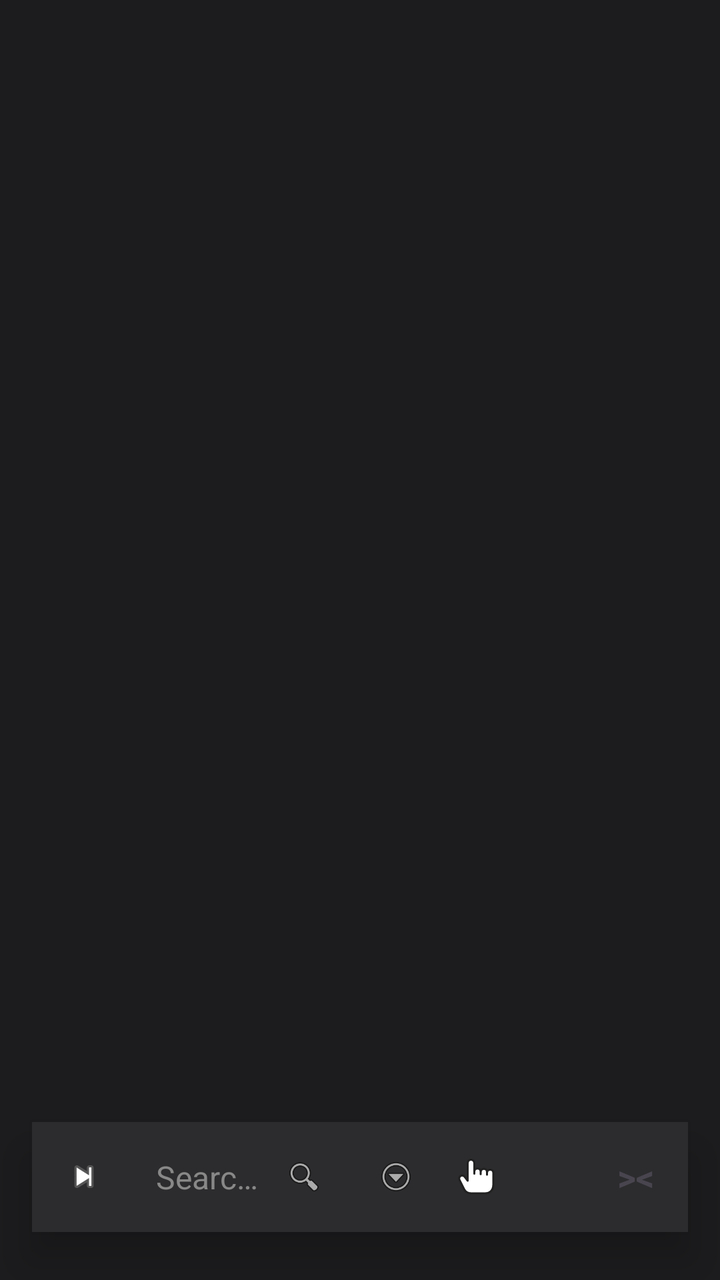
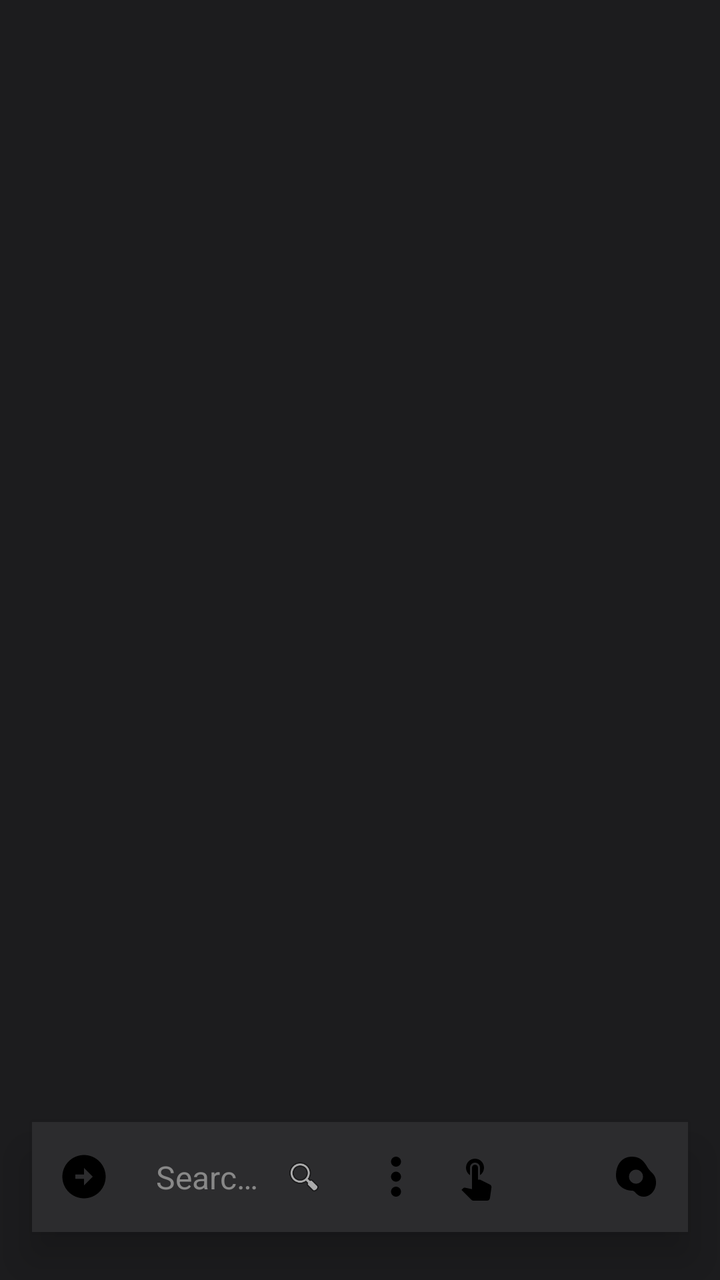

An Android layout rendered at two revisions. The XML below is the earlier revision; the diff shows what the commit changed to produce the second picture.
<!-- AndroidManifest.xml: application theme Theme.OwnPhotoONWall -->
<!-- res/layout/activity_private_browser.xml -->
<?xml version="1.0" encoding="utf-8"?>

<RelativeLayout xmlns:android="http://schemas.android.com/apk/res/android"
    xmlns:app="http://schemas.android.com/apk/res-auto"
    xmlns:tools="http://schemas.android.com/tools"
    android:id="@+id/browserRoot"
    android:layout_width="match_parent"
    android:layout_height="match_parent"
    android:background="#1C1C1E"
    tools:ignore="HardcodedText,Autofill,ContentDescription">

    <ProgressBar
        android:id="@+id/browserProgressBar"
        style="?android:attr/progressBarStyleHorizontal"
        android:layout_width="match_parent"
        android:layout_height="3dp"
        android:layout_alignParentTop="true"
        android:progressDrawable="@drawable/modern_button"
        android:visibility="gone"
        android:elevation="2dp" />

    <FrameLayout
        android:id="@+id/webViewContainer"
        android:layout_width="match_parent"
        android:layout_height="match_parent"
        android:layout_below="@id/browserProgressBar" />

    <LinearLayout
        android:id="@+id/homeOverlay"
        android:layout_width="match_parent"
        android:layout_height="match_parent"
        android:orientation="vertical"
        android:paddingStart="16dp"
        android:paddingEnd="16dp"
        android:paddingTop="20dp"
        android:paddingBottom="100dp"
        android:background="#1C1C1E"
        android:visibility="visible"
        android:elevation="4dp">

        <LinearLayout
            android:layout_width="match_parent"
            android:layout_height="wrap_content"
            android:orientation="horizontal"
            android:gravity="center_vertical"
            android:layout_marginBottom="16dp"
            android:layout_marginHorizontal="6dp">

            <TextView
                android:id="@+id/tvHomeTitle"
                android:layout_width="wrap_content"
                android:layout_height="wrap_content"
                android:visibility="gone"/>

            <FrameLayout
                android:id="@+id/scrollingLandscapeContainer"
                android:layout_width="0dp"
                android:layout_weight="1"
                android:layout_height="44dp"
                android:layout_marginStart="12dp"/>
        </LinearLayout>

        <ScrollView
            android:layout_width="match_parent"
            android:layout_height="0dp"
            android:layout_weight="1"
            android:scrollbars="none">

            <GridLayout
                android:id="@+id/homeShortcutList"
                android:layout_width="match_parent"
                android:layout_height="wrap_content"
                android:columnCount="2"
                android:alignmentMode="alignMargins" />
        </ScrollView>
    </LinearLayout>

    <LinearLayout
        android:id="@+id/searchCapsule"
        android:layout_width="match_parent"
        android:layout_height="wrap_content"
        android:minHeight="55dp"
        android:layout_alignParentBottom="true"
        android:layout_marginHorizontal="16dp"
        android:layout_marginBottom="24dp"
        android:background="#2C2C2E"
        android:orientation="horizontal"
        android:gravity="center_vertical"
        android:elevation="12dp"
        android:paddingHorizontal="6dp"
        android:animateLayoutChanges="true">

        <ImageView
            android:id="@+id/btnVideoPlayPause"
            android:layout_width="40dp"
            android:layout_height="40dp"
            android:padding="10dp"
            android:src="@android:drawable/ic_media_pause"
            android:background="?selectableItemBackgroundBorderless"
            android:visibility="gone"/>

        <ImageView
            android:id="@+id/btnVideoHide"
            android:layout_width="40dp"
            android:layout_height="40dp"
            android:padding="10dp"
            android:src="@drawable/ic_dotted_square"
            android:background="?selectableItemBackgroundBorderless"
            android:visibility="gone"/>

        <ImageView
            android:id="@+id/btnVideoMute"
            android:layout_width="40dp"
            android:layout_height="40dp"
            android:padding="10dp"
            android:src="@android:drawable/ic_lock_silent_mode_off"
            android:background="?selectableItemBackgroundBorderless"
            android:visibility="gone"/>

        <ImageView
            android:id="@+id/btnBrowserFront"
            android:layout_width="40dp"
            android:layout_height="40dp"
            android:padding="10dp"
            android:src="@android:drawable/ic_media_next"
            android:background="?selectableItemBackgroundBorderless"/>

        <LinearLayout
            android:id="@+id/urlInputContainer"
            android:layout_width="0dp"
            android:layout_height="wrap_content"
            android:minHeight="43dp"
            android:layout_weight="1"
            android:layout_marginVertical="6dp"
            android:layout_marginHorizontal="4dp"
            android:orientation="horizontal"
            android:gravity="center_vertical"
            android:paddingStart="12dp"
            android:paddingEnd="4dp">

            <EditText
                android:id="@+id/etSearchUrl"
                android:layout_width="0dp"
                android:layout_height="wrap_content"
                android:minHeight="43dp"
                android:layout_weight="1"
                android:background="@null"
                android:hint="Search here"
                android:textColorHint="#888888"
                android:textColor="#FFFFFF"
                android:textSize="16sp"
                android:maxLines="1"
                android:ellipsize="end"
                android:imeOptions="actionGo"
                android:inputType="textUri" />

            <FrameLayout
                android:layout_width="36dp"
                android:layout_height="36dp">

                <ImageView
                    android:id="@+id/btnBrowserGo"
                    android:layout_width="match_parent"
                    android:layout_height="match_parent"
                    android:padding="8dp"
                    android:src="@android:drawable/ic_menu_search"
                    android:background="?selectableItemBackgroundBorderless"/>

                <ProgressBar
                    android:id="@+id/pageLoadIndicator"
                    android:layout_width="match_parent"
                    android:layout_height="match_parent"
                    android:indeterminate="true"
                    android:indeterminateTint="#00E676"
                    android:padding="2dp"
                    android:visibility="gone" />
            </FrameLayout>

        </LinearLayout>

        <ImageView
            android:id="@+id/btnBrowserMenu"
            android:layout_width="40dp"
            android:layout_height="40dp"
            android:padding="10dp"
            android:src="@android:drawable/ic_menu_more"
            android:background="?selectableItemBackgroundBorderless"/>

        <FrameLayout
            android:id="@+id/btnAutoScroll"
            android:layout_width="40dp"
            android:layout_height="40dp"
            android:background="?selectableItemBackgroundBorderless">

            <ImageView
                android:id="@+id/ivAutoScrollIcon"
                android:layout_width="match_parent"
                android:layout_height="match_parent"
                android:padding="10dp"
                android:src="@drawable/ic_hand_gesture" />

            <ProgressBar
                android:id="@+id/autoActionIndicator"
                android:layout_width="match_parent"
                android:layout_height="match_parent"
                android:indeterminate="true"
                android:indeterminateTint="#00E676"
                android:padding="2dp"
                android:visibility="gone" />
        </FrameLayout>

        <FrameLayout
            android:id="@+id/btnManageTabs"
            android:layout_width="40dp"
            android:layout_height="40dp"
            android:background="?selectableItemBackgroundBorderless">

            <View
                android:id="@+id/tabBoxOutline"
                android:layout_width="22dp"
                android:layout_height="22dp"
                android:layout_gravity="center" />

            <TextView
                android:id="@+id/tvTabCount"
                android:layout_width="wrap_content"
                android:layout_height="wrap_content"
                android:layout_gravity="center"
                android:textSize="12sp"
                android:textStyle="bold"
                android:includeFontPadding="false" />
        </FrameLayout>

        <TextView
            android:id="@+id/btnFullscreenToggle"
            android:layout_width="40dp"
            android:layout_height="40dp"
            android:text=">&lt;"
            android:textSize="18sp"
            android:textStyle="bold"
            android:gravity="center"
            android:background="?selectableItemBackgroundBorderless"/>

        <ImageView
            android:id="@+id/btnDismissSearch"
            android:layout_width="40dp"
            android:layout_height="40dp"
            android:padding="10dp"
            android:src="@drawable/ic_arrow_down"
            android:background="?selectableItemBackgroundBorderless"
            android:visibility="gone"/>
    </LinearLayout>

    <LinearLayout
        android:id="@+id/tabsOverlay"
        android:layout_width="match_parent"
        android:layout_height="match_parent"
        android:orientation="vertical"
        android:background="#1E1A18"
        android:visibility="gone"
        android:elevation="20dp"
        android:padding="16dp">

        <RelativeLayout
            android:layout_width="match_parent"
            android:layout_height="wrap_content"
            android:layout_marginBottom="16dp">

            <TextView
                android:id="@+id/btnAddNewTab"
                android:layout_width="60dp"
                android:layout_height="40dp"
                android:text="+"
                android:textSize="24sp"
                android:textColor="#000000"
                android:textStyle="bold"
                android:gravity="center"
                android:includeFontPadding="false"
                android:padding="0dp"
                android:layout_alignParentStart="true"
                android:background="@drawable/modern_button"
                android:backgroundTint="#FFB59F"/>

            <ImageView
                android:id="@+id/btnCloseTabsOverlay"
                android:layout_width="40dp"
                android:layout_height="40dp"
                android:src="@android:drawable/ic_menu_close_clear_cancel"
                android:layout_alignParentEnd="true"
                android:layout_centerVertical="true"
                app:tint="#FFFFFF"/>
        </RelativeLayout>

        <ScrollView
            android:layout_width="match_parent"
            android:layout_height="match_parent"
            android:scrollbars="none">
            <GridLayout
                android:id="@+id/tabsGrid"
                android:layout_width="match_parent"
                android:layout_height="wrap_content"
                android:columnCount="2"
                android:alignmentMode="alignMargins"/>
        </ScrollView>
    </LinearLayout>

    <LinearLayout
        android:id="@+id/downloadsOverlay"
        android:layout_width="match_parent"
        android:layout_height="match_parent"
        android:orientation="vertical"
        android:background="#1E1A18"
        android:visibility="gone"
        android:elevation="20dp"
        android:padding="16dp">

        <RelativeLayout
            android:layout_width="match_parent"
            android:layout_height="wrap_content"
            android:layout_marginBottom="24dp">

            <TextView
                android:id="@+id/tvDownloadsTitle"
                android:layout_width="wrap_content"
                android:layout_height="wrap_content"
                android:text="Downloads"
                android:textSize="24sp"
                android:textStyle="bold"
                android:textColor="#FFFFFF"/>

            <ImageView
                android:id="@+id/btnCloseDownloadsOverlay"
                android:layout_width="32dp"
                android:layout_height="32dp"
                android:src="@android:drawable/ic_menu_close_clear_cancel"
                android:layout_alignParentEnd="true"
                android:layout_centerVertical="true"
                app:tint="#FFFFFF"/>
        </RelativeLayout>

        <LinearLayout
            android:layout_width="match_parent"
            android:layout_height="wrap_content"
            android:orientation="horizontal"
            android:layout_marginBottom="16dp">

            <TextView
                android:id="@+id/btnAllDownloads"
                android:layout_width="wrap_content"
                android:layout_height="wrap_content"
                android:minHeight="36dp"
                android:minWidth="80dp"
                android:text="All"
                android:textColor="#FFFFFF"
                android:textSize="14sp"
                android:textStyle="bold"
                android:gravity="center"
                android:paddingHorizontal="24dp"
                android:paddingVertical="8dp"
                android:background="@drawable/modern_button"
                android:backgroundTint="#3D322F" />
        </LinearLayout>

        <ScrollView
            android:layout_width="match_parent"
            android:layout_height="match_parent"
            android:scrollbars="none">

            <LinearLayout
                android:id="@+id/downloadsList"
                android:layout_width="match_parent"
                android:layout_height="wrap_content"
                android:orientation="vertical"/>
        </ScrollView>
    </LinearLayout>

</RelativeLayout>
<!-- resources referenced by this layout -->
<resources>
  <!-- drawable ic_hand_gesture (drawable) -->
  <?xml version="1.0" encoding="utf-8"?>
  <vector xmlns:android="http://schemas.android.com/apk/res/android"
      android:width="24dp"
      android:height="24dp"
      android:viewportWidth="24"
      android:viewportHeight="24">
  
      <path
          android:fillColor="#FFFFFF"
          android:strokeColor="#222222"
          android:strokeWidth="1.25"
          android:strokeLineCap="round"
          android:strokeLineJoin="round"
          android:pathData="
              M9.0,22.0
  
              C7.2,22.0 5.7,21.1 4.9,19.6
  
              L2.1,14.0
              C1.6,13.0 2.0,11.9 2.9,11.5
              C3.7,11.1 4.7,11.4 5.3,12.2
  
              L7.0,14.4
              L7.0,4.0
  
              C7.0,2.7 7.8,1.8 9.0,1.8
              C10.2,1.8 11.0,2.7 11.0,4.0
  
              L11.0,10.2
  
              L11.0,9.0
              C11.0,7.9 11.8,7.1 12.9,7.1
              C14.0,7.1 14.8,7.9 14.8,9.0
              L14.8,10.5
  
              L14.8,9.2
              C14.8,8.1 15.6,7.3 16.7,7.3
              C17.8,7.3 18.6,8.1 18.6,9.2
              L18.6,10.8
  
              L18.6,9.7
              C18.6,8.6 19.4,7.8 20.5,7.8
              C21.6,7.8 22.4,8.6 22.4,9.7
  
              L22.4,16.8
  
              C22.4,19.8 20.6,22.0 17.5,22.0
  
              Z" />
  
  </vector>
  <style name="Theme.OwnPhotoONWall" parent="Base.Theme.OwnPhotoONWall" />
  <style name="Base.Theme.OwnPhotoONWall" parent="Theme.Material3.DayNight.NoActionBar">
          <item name="android:windowActivityTransitions">true</item>
          <item name="android:windowContentTransitions">true</item>
      </style>
  <!-- unchanged entries left out for length: 3 -->
</resources>

<!-- the commit's change to res/layout/activity_private_browser.xml (unified diff, before → after) -->
@@ -121,11 +121,11 @@
             android:id="@+id/btnBrowserFront"
             android:layout_width="40dp"
             android:layout_height="40dp"
-            android:padding="10dp"
-            android:src="@android:drawable/ic_media_next"
+            android:padding="7dp"
+            android:src="@drawable/ic_forwardsite"
             android:background="?selectableItemBackgroundBorderless"/>
 
-        <LinearLayout
+        <RelativeLayout
             android:id="@+id/urlInputContainer"
             android:layout_width="0dp"
             android:layout_height="wrap_content"
@@ -133,17 +133,16 @@
             android:layout_weight="1"
             android:layout_marginVertical="6dp"
             android:layout_marginHorizontal="4dp"
-            android:orientation="horizontal"
-            android:gravity="center_vertical"
             android:paddingStart="12dp"
             android:paddingEnd="4dp">
 
             <EditText
                 android:id="@+id/etSearchUrl"
-                android:layout_width="0dp"
+                android:layout_width="match_parent"
                 android:layout_height="wrap_content"
                 android:minHeight="43dp"
-                android:layout_weight="1"
+                android:layout_toStartOf="@id/goBtnFrame"
+                android:layout_centerVertical="true"
                 android:background="@null"
                 android:hint="Search here"
                 android:textColorHint="#888888"
@@ -155,8 +154,11 @@
                 android:inputType="textUri" />
 
             <FrameLayout
+                android:id="@+id/goBtnFrame"
                 android:layout_width="36dp"
-                android:layout_height="36dp">
+                android:layout_height="36dp"
+                android:layout_alignParentEnd="true"
+                android:layout_centerVertical="true">
 
                 <ImageView
                     android:id="@+id/btnBrowserGo"
@@ -175,15 +177,14 @@
                     android:padding="2dp"
                     android:visibility="gone" />
             </FrameLayout>
-
-        </LinearLayout>
+        </RelativeLayout>
 
         <ImageView
             android:id="@+id/btnBrowserMenu"
             android:layout_width="40dp"
             android:layout_height="40dp"
-            android:padding="10dp"
-            android:src="@android:drawable/ic_menu_more"
+            android:padding="5dp"
+            android:src="@drawable/baseline_more_vert_24"
             android:background="?selectableItemBackgroundBorderless"/>
 
         <FrameLayout
@@ -196,8 +197,8 @@
                 android:id="@+id/ivAutoScrollIcon"
                 android:layout_width="match_parent"
                 android:layout_height="match_parent"
-                android:padding="10dp"
-                android:src="@drawable/ic_hand_gesture" />
+                android:padding="8dp"
+                android:src="@drawable/ic_androidtouch" />
 
             <ProgressBar
                 android:id="@+id/autoActionIndicator"
@@ -231,14 +232,12 @@
                 android:includeFontPadding="false" />
         </FrameLayout>
 
-        <TextView
+        <ImageView
             android:id="@+id/btnFullscreenToggle"
             android:layout_width="40dp"
             android:layout_height="40dp"
-            android:text=">&lt;"
-            android:textSize="18sp"
-            android:textStyle="bold"
-            android:gravity="center"
+            android:padding="8dp"
+            android:src="@drawable/ic_eggalt"
             android:background="?selectableItemBackgroundBorderless"/>
 
         <ImageView
@@ -266,29 +265,59 @@
             android:layout_height="wrap_content"
             android:layout_marginBottom="16dp">
 
-            <TextView
+            
+            <LinearLayout
                 android:id="@+id/btnAddNewTab"
-                android:layout_width="60dp"
-                android:layout_height="40dp"
-                android:text="+"
-                android:textSize="24sp"
-                android:textColor="#000000"
-                android:textStyle="bold"
-                android:gravity="center"
-                android:includeFontPadding="false"
-                android:padding="0dp"
+                android:layout_width="wrap_content"
+                android:layout_height="44dp"
+                android:orientation="horizontal"
+                android:gravity="center_vertical"
+                android:paddingStart="8dp"
+                android:paddingEnd="16dp"
                 android:layout_alignParentStart="true"
-                android:background="@drawable/modern_button"
-                android:backgroundTint="#FFB59F"/>
+                android:clipChildren="false">
+
+                <RelativeLayout
+                    android:layout_width="32dp"
+                    android:layout_height="32dp">
+
+                    <ImageView
+                        android:id="@+id/ivAddNewTabBg"
+                        android:layout_width="32dp"
+                        android:layout_height="32dp"
+                        android:src="@drawable/ic_squircle"
+                        android:scaleType="fitXY"
+                        android:layout_centerInParent="true" />
+
+                    <ImageView
+                        android:id="@+id/ivAddNewTabIcon"
+                        android:layout_width="32dp"
+                        android:layout_height="32dp"
+                        android:padding="8dp"
+                        android:src="@drawable/ic_add_new"
+                        android:scaleType="fitCenter"
+                        android:layout_centerInParent="true" />
+                </RelativeLayout>
+
+                <TextView
+                    android:id="@+id/tvAddNewTabText"
+                    android:layout_width="wrap_content"
+                    android:layout_height="wrap_content"
+                    android:text="New Tab"
+                    android:textSize="16sp"
+                    android:textStyle="bold"
+                    android:layout_marginStart="8dp"
+                    android:textColor="#000000" />
+            </LinearLayout>
 
             <ImageView
                 android:id="@+id/btnCloseTabsOverlay"
-                android:layout_width="40dp"
-                android:layout_height="40dp"
-                android:src="@android:drawable/ic_menu_close_clear_cancel"
+                android:layout_width="44dp"
+                android:layout_height="44dp"
+                android:padding="12dp"
+                android:src="@drawable/ic_rounded_close"
                 android:layout_alignParentEnd="true"
-                android:layout_centerVertical="true"
-                app:tint="#FFFFFF"/>
+                android:layout_centerVertical="true" />
         </RelativeLayout>
 
         <ScrollView
@@ -330,12 +359,12 @@
 
             <ImageView
                 android:id="@+id/btnCloseDownloadsOverlay"
-                android:layout_width="32dp"
-                android:layout_height="32dp"
-                android:src="@android:drawable/ic_menu_close_clear_cancel"
+                android:layout_width="44dp"
+                android:layout_height="44dp"
+                android:padding="12dp"
+                android:src="@drawable/ic_rounded_close"
                 android:layout_alignParentEnd="true"
-                android:layout_centerVertical="true"
-                app:tint="#FFFFFF"/>
+                android:layout_centerVertical="true" />
         </RelativeLayout>
 
         <LinearLayout
<!-- resource entries referenced after the edit -->
@@ -1,56 +1,61 @@
 <!-- resources referenced by this layout -->
 <resources>
-  <!-- drawable ic_hand_gesture (drawable) -->
+  <!-- drawable baseline_more_vert_24 (drawable) -->
+  <vector xmlns:android="http://schemas.android.com/apk/res/android" android:height="24dp" android:tint="#000000" android:viewportHeight="24" android:viewportWidth="24" android:width="24dp">
+        
+      <path android:fillColor="@android:color/white" android:pathData="M12,8c1.1,0 2,-0.9 2,-2s-0.9,-2 -2,-2 -2,0.9 -2,2 0.9,2 2,2zM12,10c-1.1,0 -2,0.9 -2,2s0.9,2 2,2 2,-0.9 2,-2 -0.9,-2 -2,-2zM12,16c-1.1,0 -2,0.9 -2,2s0.9,2 2,2 2,-0.9 2,-2 -0.9,-2 -2,-2z"/>
+      
+  </vector>
+  <!-- drawable ic_add_new (drawable) -->
+  <?xml version="1.0" encoding="utf-8"?>
+  <vector xmlns:android="http://schemas.android.com/apk/res/android"
+      android:width="24dp" android:height="24dp"
+      android:viewportWidth="24" android:viewportHeight="24">
+      <path
+          android:strokeColor="#FF000000"
+          android:strokeWidth="4"
+          android:strokeLineCap="round"
+          android:pathData="M12,6 L12,18 M6,12 L18,12" />
+  </vector>
+  <!-- drawable ic_androidtouch (drawable) -->
+  <vector xmlns:android="http://schemas.android.com/apk/res/android" android:height="24dp" android:tint="#000000" android:viewportHeight="24" android:viewportWidth="24" android:width="24dp">
+        
+      <path android:fillColor="@android:color/white" android:pathData="M9,11.24V7.5C9,6.12 10.12,5 11.5,5S14,6.12 14,7.5v3.74c1.21,-0.81 2,-2.18 2,-3.74C16,5.01 13.99,3 11.5,3S7,5.01 7,7.5C7,9.06 7.79,10.43 9,11.24zM18.84,15.87l-4.54,-2.26c-0.17,-0.07 -0.35,-0.11 -0.54,-0.11H13v-6C13,6.67 12.33,6 11.5,6S10,6.67 10,7.5v10.74c-3.6,-0.76 -3.54,-0.75 -3.67,-0.75c-0.31,0 -0.59,0.13 -0.79,0.33l-0.79,0.8l4.94,4.94C9.96,23.83 10.34,24 10.75,24h6.79c0.75,0 1.33,-0.55 1.44,-1.28l0.75,-5.27c0.01,-0.07 0.02,-0.14 0.02,-0.2C19.75,16.63 19.37,16.09 18.84,15.87z"/>
+      
+  </vector>
+  <!-- drawable ic_eggalt (drawable) -->
+  <vector xmlns:android="http://schemas.android.com/apk/res/android" android:height="24dp" android:tint="#000000" android:viewportHeight="24" android:viewportWidth="24" android:width="24dp">
+        
+      <path android:fillColor="@android:color/white" android:pathData="M19,9C17,7 15.99,2 9.97,2C4.95,2 1.94,6 2,11.52C2.06,17.04 6.96,19 9.97,19c2.01,0 2.01,3 6.02,3C19,22 22,19 22,15.02C22,12 21.01,11 19,9zM12,15.5c-1.93,0 -3.5,-1.57 -3.5,-3.5s1.57,-3.5 3.5,-3.5s3.5,1.57 3.5,3.5S13.93,15.5 12,15.5z"/>
+      
+  </vector>
+  <!-- drawable ic_forwardsite (drawable) -->
+  <vector xmlns:android="http://schemas.android.com/apk/res/android" android:height="24dp" android:tint="#000000" android:viewportHeight="24" android:viewportWidth="24" android:width="24dp">
+        
+      <path android:fillColor="@android:color/white" android:pathData="M22,12c0,-5.52 -4.48,-10 -10,-10S2,6.48 2,12c0,5.52 4.48,10 10,10S22,17.52 22,12zM12,13l-4,0v-2l4,0V8l4,4l-4,4V13z"/>
+      
+  </vector>
+  <!-- drawable ic_rounded_close (drawable) -->
+  <?xml version="1.0" encoding="utf-8"?>
+  <vector xmlns:android="http://schemas.android.com/apk/res/android"
+      android:width="24dp" android:height="24dp"
+      android:viewportWidth="24" android:viewportHeight="24">
+      <path
+          android:strokeColor="#FF000000"
+          android:strokeWidth="4"
+          android:strokeLineCap="round"
+          android:pathData="M7,7 L17,17 M17,7 L7,17" />
+  </vector>
+  <!-- drawable ic_squircle (drawable) -->
   <?xml version="1.0" encoding="utf-8"?>
   <vector xmlns:android="http://schemas.android.com/apk/res/android"
       android:width="24dp"
       android:height="24dp"
       android:viewportWidth="24"
       android:viewportHeight="24">
-  
       <path
-          android:fillColor="#FFFFFF"
-          android:strokeColor="#222222"
-          android:strokeWidth="1.25"
-          android:strokeLineCap="round"
-          android:strokeLineJoin="round"
-          android:pathData="
-              M9.0,22.0
-  
-              C7.2,22.0 5.7,21.1 4.9,19.6
-  
-              L2.1,14.0
-              C1.6,13.0 2.0,11.9 2.9,11.5
-              C3.7,11.1 4.7,11.4 5.3,12.2
-  
-              L7.0,14.4
-              L7.0,4.0
-  
-              C7.0,2.7 7.8,1.8 9.0,1.8
-              C10.2,1.8 11.0,2.7 11.0,4.0
-  
-              L11.0,10.2
-  
-              L11.0,9.0
-              C11.0,7.9 11.8,7.1 12.9,7.1
-              C14.0,7.1 14.8,7.9 14.8,9.0
-              L14.8,10.5
-  
-              L14.8,9.2
-              C14.8,8.1 15.6,7.3 16.7,7.3
-              C17.8,7.3 18.6,8.1 18.6,9.2
-              L18.6,10.8
-  
-              L18.6,9.7
-              C18.6,8.6 19.4,7.8 20.5,7.8
-              C21.6,7.8 22.4,8.6 22.4,9.7
-  
-              L22.4,16.8
-  
-              C22.4,19.8 20.6,22.0 17.5,22.0
-  
-              Z" />
-  
+          android:fillColor="#FFFFFFFF"
+          android:pathData="M12,0 C20.284,0 24,3.716 24,12 C24,20.284 20.284,24 12,24 C3.716,24 0,20.284 0,12 C0,3.716 3.716,0 12,0 Z" />
   </vector>
   <style name="Theme.OwnPhotoONWall" parent="Base.Theme.OwnPhotoONWall" />
   <style name="Base.Theme.OwnPhotoONWall" parent="Theme.Material3.DayNight.NoActionBar">
